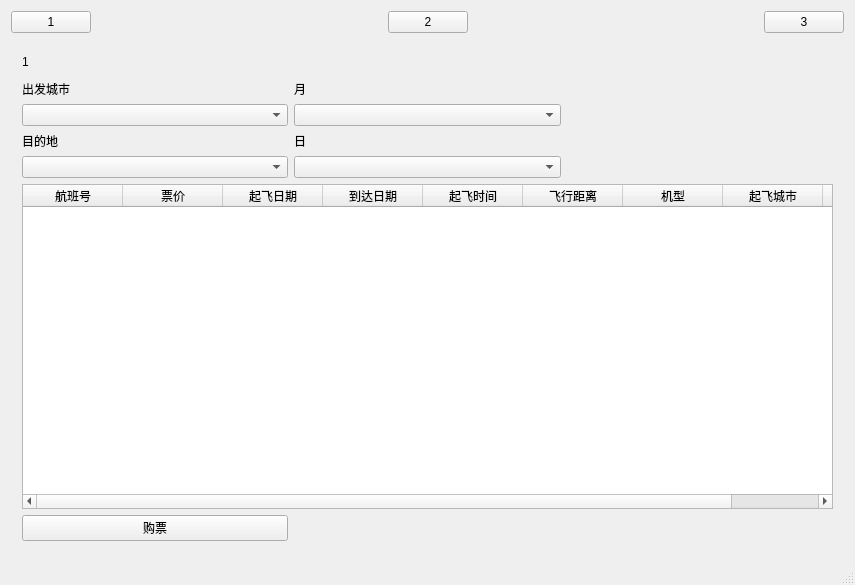
First picture: the form in mainwindow.ui, repository yukib4haru/AirTicketCHD, before the edit.
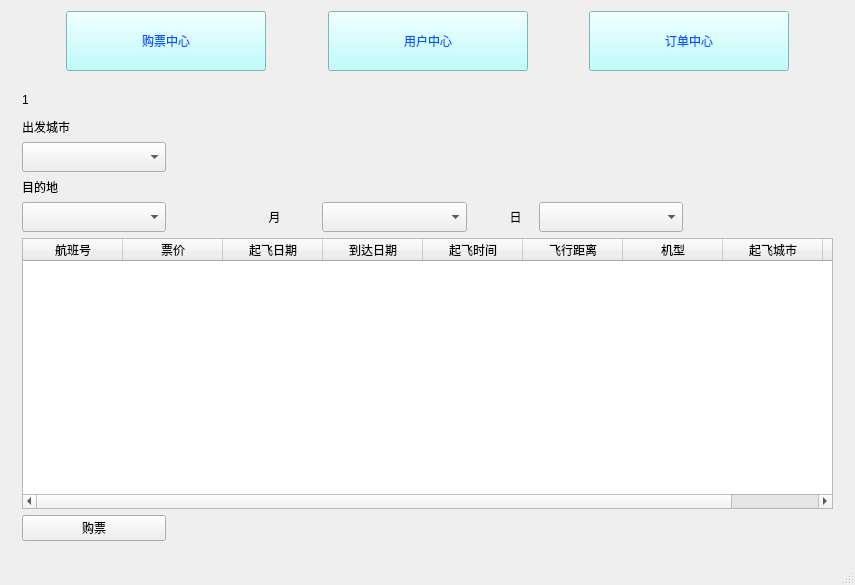
Second picture: the form after the edit. The open tabs and pages were chosen to show the change. Icons and pictures are not drawn.

Commit message: 完善界面

```diff
--- a/mainwindow.ui
+++ b/mainwindow.ui
@@ -13,14 +13,51 @@
   <property name="windowTitle">
    <string>MainWindow</string>
   </property>
+  <property name="styleSheet">
+   <string notr="true">#MainWindow{
+	border-image: url(:/background1.png);
+}</string>
+  </property>
   <widget class="QWidget" name="centralWidget">
    <layout class="QVBoxLayout" name="verticalLayout">
     <item>
      <layout class="QHBoxLayout" name="horizontalLayout">
+      <item>
+       <spacer name="horizontalSpacer">
+        <property name="orientation">
+         <enum>Qt::Horizontal</enum>
+        </property>
+        <property name="sizeHint" stdset="0">
+         <size>
+          <width>40</width>
+          <height>20</height>
+         </size>
+        </property>
+       </spacer>
+      </item>
       <item>
        <widget class="QPushButton" name="pushButton">
+        <property name="minimumSize">
+         <size>
+          <width>200</width>
+          <height>60</height>
+         </size>
+        </property>
+        <property name="maximumSize">
+         <size>
+          <width>120</width>
+          <height>60</height>
+         </size>
+        </property>
+        <property name="styleSheet">
+         <string notr="true">color: rgb(0, 85, 255);
+background-color: rgb(170, 255, 255);
+font: 20pt &quot;幼圆&quot;;
+
+</string>
+        </property>
         <property name="text">
-         <string>1</string>
+         <string>购票中心</string>
         </property>
        </widget>
       </item>
@@ -31,7 +68,7 @@
         </property>
         <property name="sizeHint" stdset="0">
          <size>
-          <width>40</width>
+          <width>30</width>
           <height>20</height>
          </size>
         </property>
@@ -39,8 +76,19 @@
       </item>
       <item>
        <widget class="QPushButton" name="pushButton_2">
+        <property name="minimumSize">
+         <size>
+          <width>200</width>
+          <height>60</height>
+         </size>
+        </property>
+        <property name="styleSheet">
+         <string notr="true">color: rgb(0, 85, 255);
+background-color: rgb(170, 255, 255);
+font: 20pt &quot;幼圆&quot;;</string>
+        </property>
         <property name="text">
-         <string>2</string>
+         <string>用户中心</string>
         </property>
        </widget>
       </item>
@@ -51,7 +99,7 @@
         </property>
         <property name="sizeHint" stdset="0">
          <size>
-          <width>40</width>
+          <width>30</width>
           <height>20</height>
          </size>
         </property>
@@ -59,25 +107,71 @@
       </item>
       <item>
        <widget class="QPushButton" name="pushButton_3">
+        <property name="minimumSize">
+         <size>
+          <width>200</width>
+          <height>60</height>
+         </size>
+        </property>
+        <property name="styleSheet">
+         <string notr="true">color: rgb(0, 85, 255);
+background-color: rgb(170, 255, 255);
+font: 20pt &quot;幼圆&quot;;</string>
+        </property>
         <property name="text">
-         <string>3</string>
+         <string>订单中心</string>
         </property>
        </widget>
       </item>
+      <item>
+       <spacer name="horizontalSpacer_4">
+        <property name="orientation">
+         <enum>Qt::Horizontal</enum>
+        </property>
+        <property name="sizeHint" stdset="0">
+         <size>
+          <width>40</width>
+          <height>20</height>
+         </size>
+        </property>
+       </spacer>
+      </item>
      </layout>
     </item>
     <item>
      <widget class="QStackedWidget" name="stackedWidget">
       <property name="currentIndex">
-
-
-       <number>0</number>
-
-       <number>2</number>
-
+       <number>3</number>
       </property>
       <widget class="QWidget" name="page">
        <layout class="QGridLayout" name="gridLayout">
+        <item row="6" column="0">
+         <widget class="QComboBox" name="comboBox">
+          <property name="minimumSize">
+           <size>
+            <width>60</width>
+            <height>30</height>
+           </size>
+          </property>
+         </widget>
+        </item>
+        <item row="8" column="2">
+         <widget class="QComboBox" name="comboBox_3">
+          <property name="minimumSize">
+           <size>
+            <width>50</width>
+            <height>30</height>
+           </size>
+          </property>
+         </widget>
+        </item>
+        <item row="8" column="1">
+         <widget class="QLabel" name="label_6">
+          <property name="text">
+           <string>                             月</string>
+          </property>
+         </widget>
+        </item>
         <item row="0" column="0" rowspan="5">
          <widget class="QLabel" name="label">
           <property name="styleSheet">
@@ -88,13 +182,17 @@
           </property>
          </widget>
         </item>
-        <item row="6" column="1">
-         <widget class="QComboBox" name="comboBox_3"/>
-        </item>
         <item row="8" column="0">
-         <widget class="QComboBox" name="comboBox_2"/>
+         <widget class="QComboBox" name="comboBox_2">
+          <property name="minimumSize">
+           <size>
+            <width>60</width>
+            <height>30</height>
+           </size>
+          </property>
+         </widget>
         </item>
-        <item row="12" column="0" colspan="3">
+        <item row="12" column="0" colspan="6">
          <widget class="QTableWidget" name="looktable">
           <column>
            <property name="text">
@@ -143,9 +241,6 @@
           </column>
          </widget>
         </item>
-        <item row="6" column="0">
-         <widget class="QComboBox" name="comboBox"/>
-        </item>
         <item row="7" column="0">
          <widget class="QLabel" name="label_5">
           <property name="text">
@@ -160,23 +255,16 @@
           </property>
          </widget>
         </item>
-        <item row="7" column="1">
-         <widget class="QLabel" name="label_7">
-          <property name="text">
-           <string>日</string>
+        <item row="8" column="4">
+         <widget class="QComboBox" name="comboBox_4">
+          <property name="minimumSize">
+           <size>
+            <width>50</width>
+            <height>30</height>
+           </size>
           </property>
          </widget>
         </item>
-        <item row="5" column="1">
-         <widget class="QLabel" name="label_6">
-          <property name="text">
-           <string>月</string>
-          </property>
-         </widget>
-        </item>
-        <item row="8" column="1">
-         <widget class="QComboBox" name="comboBox_4"/>
-        </item>
         <item row="13" column="0">
          <widget class="QPushButton" name="pushButton_6">
           <property name="text">
@@ -184,6 +272,25 @@
           </property>
          </widget>
         </item>
+        <item row="8" column="3">
+         <widget class="QLabel" name="label_7">
+          <property name="minimumSize">
+           <size>
+            <width>60</width>
+            <height>0</height>
+           </size>
+          </property>
+          <property name="maximumSize">
+           <size>
+            <width>30</width>
+            <height>16777215</height>
+           </size>
+          </property>
+          <property name="text">
+           <string>           日</string>
+          </property>
+         </widget>
+        </item>
        </layout>
       </widget>
       <widget class="QWidget" name="page_2">
@@ -327,26 +434,19 @@
        </layout>
       </widget>
       <widget class="QWidget" name="page_4">
-       <widget class="QTextBrowser" name="textBrowser">
-        <property name="geometry">
-         <rect>
-          <x>240</x>
-          <y>130</y>
-          <width>256</width>
-          <height>192</height>
-         </rect>
-        </property>
-        <property name="styleSheet">
-         <string notr="true">font: 24pt &quot;Arial&quot;;</string>
-        </property>
-        <property name="html">
-         <string>&lt;!DOCTYPE HTML PUBLIC &quot;-//W3C//DTD HTML 4.0//EN&quot; &quot;http://www.w3.org/TR/REC-html40/strict.dtd&quot;&gt;
-&lt;html&gt;&lt;head&gt;&lt;meta name=&quot;qrichtext&quot; content=&quot;1&quot; /&gt;&lt;style type=&quot;text/css&quot;&gt;
-p, li { white-space: pre-wrap; }
-&lt;/style&gt;&lt;/head&gt;&lt;body style=&quot; font-family:'Arial'; font-size:24pt; font-weight:400; font-style:normal;&quot;&gt;
-&lt;p style=&quot; margin-top:0px; margin-bottom:0px; margin-left:0px; margin-right:0px; -qt-block-indent:0; text-indent:0px;&quot;&gt;&lt;span style=&quot; font-family:'SimSun'; font-size:22pt; font-weight:600; font-style:italic; text-decoration: underline;&quot;&gt;欢迎使用航天机票系统&lt;/span&gt;&lt;/p&gt;&lt;/body&gt;&lt;/html&gt;</string>
-        </property>
-       </widget>
+       <layout class="QVBoxLayout" name="verticalLayout_2">
+        <item>
+         <widget class="QLabel" name="huanlabel">
+          <property name="styleSheet">
+           <string notr="true">font: 72pt &quot;华文彩云&quot;;
+color: rgb(0, 170, 255);</string>
+          </property>
+          <property name="text">
+           <string>&lt;html&gt;&lt;head/&gt;&lt;body&gt;&lt;p align=&quot;center&quot;&gt;&lt;span style=&quot; font-weight:600; font-style:italic; color:#00aaff;&quot;&gt;欢迎使用&lt;/span&gt;&lt;/p&gt;&lt;p align=&quot;center&quot;&gt;&lt;br/&gt;&lt;/p&gt;&lt;p align=&quot;center&quot;&gt;&lt;br/&gt;&lt;span style=&quot; font-weight:600; font-style:italic; color:#00aaff;&quot;&gt;航天机票管理系统&lt;/span&gt;&lt;/p&gt;&lt;/body&gt;&lt;/html&gt;</string>
+          </property>
+         </widget>
+        </item>
+       </layout>
       </widget>
      </widget>
     </item>
```
The commit also changes 6 other files.
